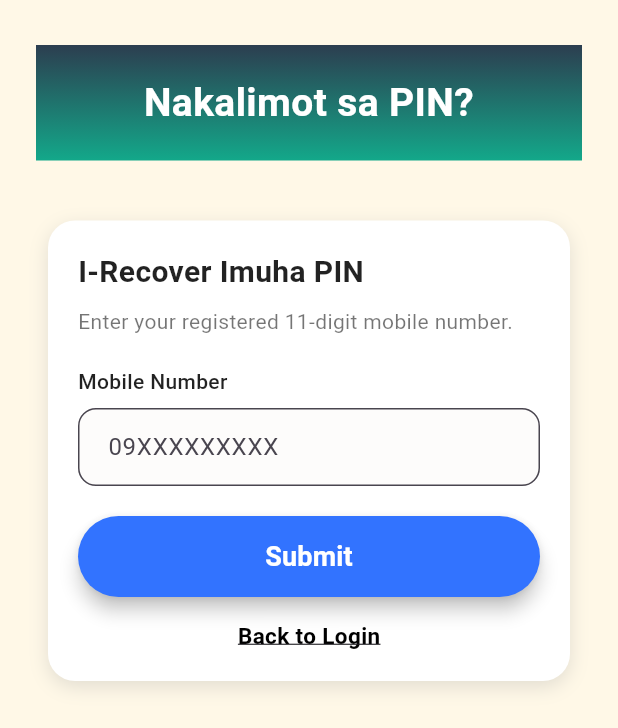
After one commit to Kevz-20/Inventory, a Flutter app: the screen it shows after launch, after a tap on "NAKALIMOT SA PIN?", on a phone screen of 412 x 824 dp. The commit adds this screen. Shown: the top 728 px of the screen. Run offline on Flutter 3.47's test engine with Material 3 defaults, Android fonts, the phone set to English and light mode, and no system bars; our stand-ins replace google_fonts.

Commit message:
added: forgot pin screen

```diff
--- a/lib/app.dart
+++ b/lib/app.dart
@@ -1,5 +1,6 @@
 import 'package:flutter/material.dart';
 import 'ui/screens/login_screen.dart';
+import 'ui/screens/forgot_pin_screen.dart';
 import 'ui/screens/home_screen.dart';
 
 class MyApp extends StatelessWidget {
@@ -14,6 +15,7 @@ class MyApp extends StatelessWidget {
       routes: {
         '/login': (context) => const PinLoginPage(),
         '/home': (context) => const HomeScreen(),
+        '/forgot_pin': (context) => const ForgotPinScreen(),
       },
     );
   }
--- /dev/null
+++ b/lib/ui/screens/forgot_pin_screen.dart
@@ -0,0 +1,182 @@
+import 'package:flutter/material.dart';
+
+class ForgotPinScreen extends StatelessWidget {
+  const ForgotPinScreen({super.key});
+
+  @override
+  Widget build(BuildContext context) {
+    final TextEditingController mobileController = TextEditingController();
+
+    return Scaffold(
+      backgroundColor: const Color(0xFFFFF8E7),
+      body: SafeArea(
+        child: SingleChildScrollView(
+          padding: const EdgeInsets.symmetric(horizontal: 24, vertical: 30),
+          child: Column(
+            crossAxisAlignment: CrossAxisAlignment.center,
+            children: [
+              Container(
+                width: double.infinity,
+                padding: const EdgeInsets.symmetric(vertical: 20),
+                decoration: const BoxDecoration(
+                  gradient: LinearGradient(
+                    colors: [
+                      Color(0xFF2C3E50),
+                      Color.fromARGB(255, 19, 168, 138),
+                    ],
+                    begin: Alignment.topCenter,
+                    end: Alignment.bottomCenter,
+                  ),
+                ),
+                child: const Text(
+                  "Nakalimot sa PIN?",
+                  textAlign: TextAlign.center,
+                  style: TextStyle(
+                    fontSize: 26,
+                    fontWeight: FontWeight.bold,
+                    color: Colors.white,
+                  ),
+                ),
+              ),
+              const SizedBox(height: 40),
+              Container(
+                padding: const EdgeInsets.all(20),
+                margin: const EdgeInsets.symmetric(horizontal: 8),
+                decoration: BoxDecoration(
+                  color: Colors.white,
+                  borderRadius: BorderRadius.circular(18),
+                  boxShadow: [
+                    BoxShadow(
+                      color: Colors.grey.withValues(alpha: 0.3),
+                      blurRadius: 10,
+                      offset: const Offset(0, 4),
+                    ),
+                  ],
+                ),
+                child: Column(
+                  crossAxisAlignment: CrossAxisAlignment.start,
+                  children: [
+                    const Text(
+                      "I-Recover Imuha PIN",
+                      style: TextStyle(
+                        fontSize: 20,
+                        fontWeight: FontWeight.bold,
+                        color: Colors.black87,
+                      ),
+                    ),
+                    const SizedBox(height: 8),
+                    const Text(
+                      "Enter your registered 11-digit mobile number.",
+                      style: TextStyle(fontSize: 14, color: Colors.black54),
+                    ),
+                    const SizedBox(height: 20),
+                    const Text(
+                      "Mobile Number",
+                      style: TextStyle(
+                        fontSize: 14,
+                        color: Colors.black87,
+                        fontWeight: FontWeight.w500,
+                      ),
+                    ),
+                    const SizedBox(height: 8),
+                    TextField(
+                      controller: mobileController,
+                      keyboardType: TextInputType.number,
+                      maxLength: 11,
+                      decoration: InputDecoration(
+                        counterText: "",
+                        hintText: "09XXXXXXXXX",
+                        contentPadding: const EdgeInsets.symmetric(
+                          vertical: 14,
+                          horizontal: 16,
+                        ),
+                        filled: true,
+                        fillColor: const Color(0xFFFDFCFB),
+                        border: OutlineInputBorder(
+                          borderRadius: BorderRadius.circular(12),
+                          borderSide: const BorderSide(
+                            color: Colors.grey,
+                            width: 1.2,
+                          ),
+                        ),
+                        focusedBorder: OutlineInputBorder(
+                          borderRadius: BorderRadius.circular(12),
+                          borderSide: const BorderSide(
+                            color: Colors.blue,
+                            width: 1.5,
+                          ),
+                        ),
+                      ),
+                    ),
+                    const SizedBox(height: 20),
+                    SizedBox(
+                      width: double.infinity,
+                      child: ElevatedButton(
+                        onPressed: () {
+                          final input = mobileController.text.trim();
+                          if (input.length == 11 && input.startsWith("09")) {
+                            ScaffoldMessenger.of(context).showSnackBar(
+                              SnackBar(
+                                content: Text("PIN recovery sent to $input"),
+                              ),
+                            );
+                          } else {
+                            ScaffoldMessenger.of(context).showSnackBar(
+                              const SnackBar(
+                                content: Text(
+                                  "Please enter a valid 11-digit mobile number.",
+                                ),
+                              ),
+                            );
+                          }
+                        },
+                        style: ElevatedButton.styleFrom(
+                          padding: const EdgeInsets.symmetric(vertical: 14),
+                          backgroundColor: const Color.fromARGB(
+                            255,
+                            50,
+                            115,
+                            255,
+                          ),
+                          shape: RoundedRectangleBorder(
+                            borderRadius: BorderRadius.circular(30),
+                          ),
+                          elevation: 5,
+                        ),
+                        child: const Text(
+                          "Submit",
+                          style: TextStyle(
+                            fontSize: 18,
+                            fontWeight: FontWeight.bold,
+                            color: Colors.white,
+                          ),
+                        ),
+                      ),
+                    ),
+                    const SizedBox(height: 15),
+                    Center(
+                      child: GestureDetector(
+                        onTap: () {
+                          Navigator.pop(context);
+                        },
+                        child: const Text(
+                          "Back to Login",
+                          style: TextStyle(
+                            fontSize: 15,
+                            color: Colors.black,
+                            fontWeight: FontWeight.bold,
+                            decoration: TextDecoration.underline,
+                          ),
+                        ),
+                      ),
+                    ),
+                  ],
+                ),
+              ),
+            ],
+          ),
+        ),
+      ),
+    );
+  }
+}
--- a/lib/ui/screens/login_screen.dart
+++ b/lib/ui/screens/login_screen.dart
@@ -157,19 +157,25 @@ class _PinLoginPageState extends State<PinLoginPage> {
               padding: const EdgeInsets.symmetric(horizontal: 25, vertical: 15),
               child: Row(
                 mainAxisAlignment: MainAxisAlignment.spaceBetween,
-                children: const [
-                  Text(
+                children: [
+                  const Text(
                     "BAG-ONG ACCOUNT",
                     style: TextStyle(
                       color: Color(0xFF4B3B88),
                       fontWeight: FontWeight.w600,
                     ),
                   ),
-                  Text(
-                    "NAKALIMOT SA PIN?",
-                    style: TextStyle(
-                      color: Color(0xFF4B3B88),
-                      fontWeight: FontWeight.w600,
+                  GestureDetector(
+                    onTap: () {
+                      Navigator.pushNamed(context, '/forgot_pin');
+                    },
+                    child: const Text(
+                      "NAKALIMOT SA PIN?",
+                      style: TextStyle(
+                        color: Color(0xFF4B3B88),
+                        fontWeight: FontWeight.w600,
+                        decoration: TextDecoration.underline,
+                      ),
                     ),
                   ),
                 ],
```
